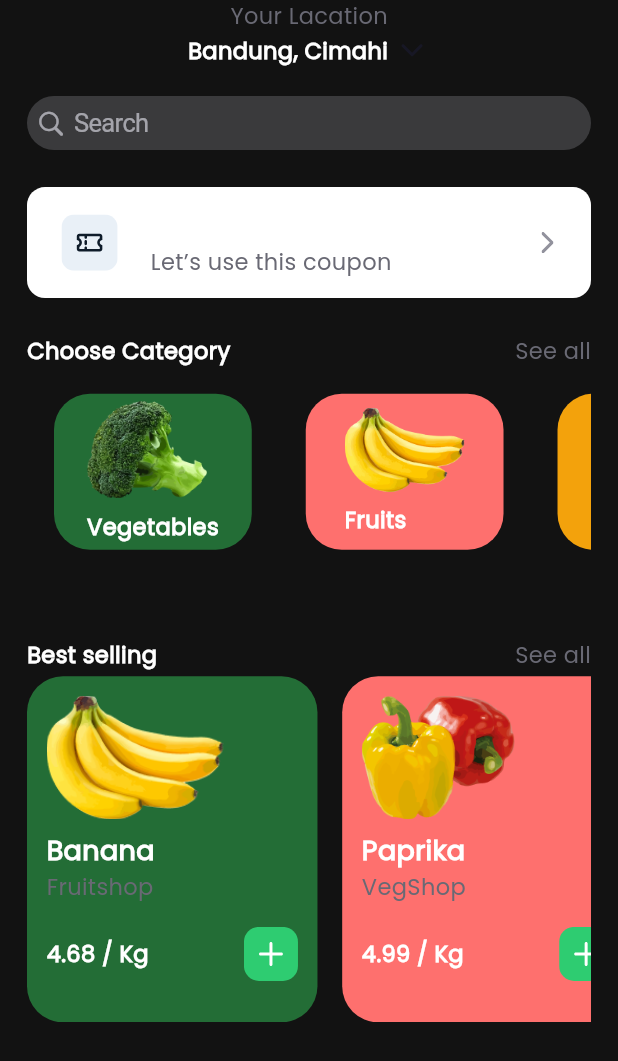
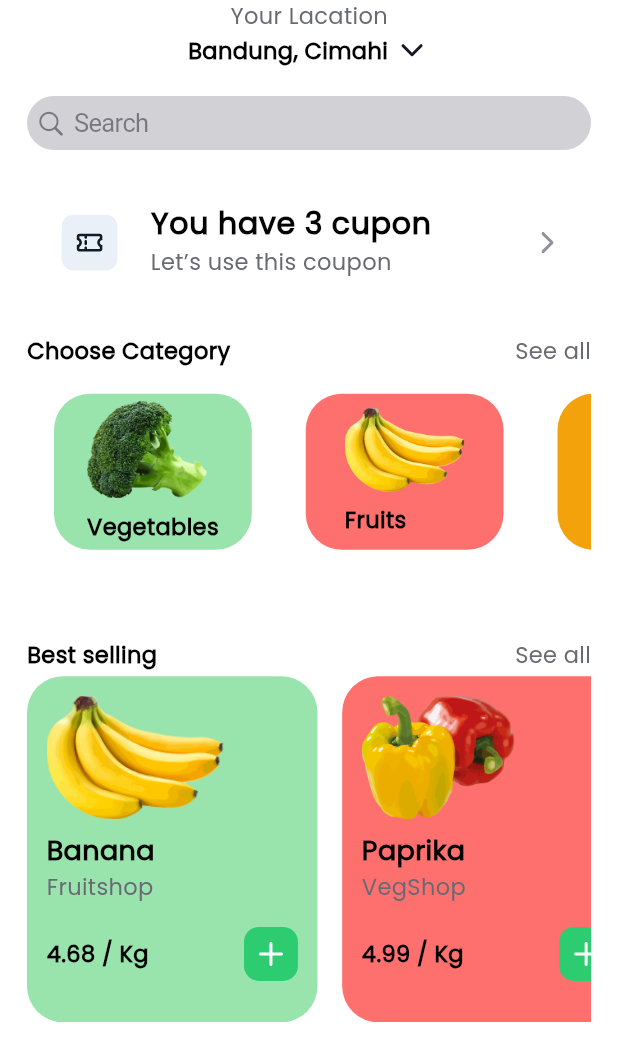
Before and after one commit to Brahm03/Organico, a Flutter app: the HomeView screen opened directly, on a phone screen of 412 x 824 dp. Shown: the top 1061 px of the screen. Run offline on Flutter 3.47's test engine with Material 2 defaults, Android fonts, the light colour scheme and no system bars; our stand-ins replace flutter_bloc, flutter_svg, image_picker, intl_phone_field, readmore.

Commit message:
bugs have been fixed

```diff
--- a/lib/main.dart
+++ b/lib/main.dart
@@ -3,6 +3,7 @@ import 'package:organic/core/components/navigatorService.dart/navigationservice.
 import 'package:organic/core/components/themes/all_themes.dart';
 import 'package:organic/routes/allroutes.dart';
 import 'package:organic/service/data_service.dart';
+import 'package:organic/views/home/cubit/home_cubit.dart';
 
 void main() {
   runApp(const MyApp());
@@ -18,7 +19,7 @@ class MyApp extends StatelessWidget {
           debugShowCheckedModeBanner: false,
           navigatorKey: NavigationService.instance.navigatorKey,
           title: 'Organico',
-          theme: Allthemes.instance.dark,
+          theme: HomeCubit.dark ? Allthemes.instance.dark : Allthemes.instance.light,
           initialRoute: '/splash',
           onGenerateRoute: AllRoutes.instance.ongenerateRoute,
     );
--- a/lib/views/auth/view/signin.dart
+++ b/lib/views/auth/view/signin.dart
@@ -2,6 +2,7 @@ import 'package:flutter/material.dart';
 import 'package:flutter_bloc/flutter_bloc.dart';
 import 'package:intl_phone_field/intl_phone_field.dart';
 import 'package:organic/core/components/keyboardservice/keyboardservice.dart';
+import 'package:organic/core/components/navigatorService.dart/navigationservice.dart';
 import 'package:organic/core/constants/PM/PMconst.dart';
 import 'package:organic/core/constants/fonts/fontStyle.dart';
 import 'package:organic/core/constants/icons/iconConst.dart';
@@ -82,7 +83,7 @@ class SingInView extends StatelessWidget {
                         ),
                       )),
                   SizedBox(height: context.h * 0.01),
-                  ButtonWidgets(text: 'Sign in', onPressed: () {}),
+                  ButtonWidgets(text: 'Sign in', onPressed: () => NavigationService.instance.pushNamedAndRemoveUntil('/main_view')),
                   SizedBox(height: context.h * 0.01),
                   Center(
                     child: Row(
--- a/lib/views/home/view/cupon_view.dart
+++ b/lib/views/home/view/cupon_view.dart
@@ -37,7 +37,7 @@ class CuponView extends StatelessWidget {
                   return Padding(
                     padding: EdgeInsets.only(bottom: context1.h * 0.02),
                     child: CouponListTileWidget(
-                        listTileColor: __ != 3 ? ColorConst.whitePink : ColorConst.white,
+                        listTileColor: __ != 3 ? ColorConst.whitePink : Colors.transparent,
                         leadingColor: ColorConst.whitePink,
                         title: data.cupons[__],
                         subtitle: data.cuponssub[__]),
--- a/lib/views/home/view/explore_view.dart
+++ b/lib/views/home/view/explore/explore_view.dart
@@ -23,7 +23,7 @@ class ExploreView extends StatelessWidget {
             AppBarWidget(
               trailing: IconButton(
                 icon: IconConst.filter,
-                onPressed: () {},
+                onPressed: () => context.read<HomeCubit>().changeMode(),
               ),
               onpressed: () {},
               text: 'Explore',
--- a/lib/views/home/view/home_view.dart
+++ b/lib/views/home/view/home_view.dart
@@ -55,7 +55,8 @@ class HomeView extends StatelessWidget {
                     CouponListTileWidget(
                         onTap: () => NavigationService.instance.pushNamed(routeName: '/cupon_view', args: context),
                         trailing: IconConst.rightarrow,
-                        leadingColor: ColorConst.whiteGreen,
+                        listTileColor: Colors.transparent,
+                        leadingColor: Colors.transparent,
                         title: 'You have 3 cupon',
                         subtitle: 'Let’s use this coupon'),
                     SizedBox(height: context.h * 0.03),
--- a/lib/views/home/view/main/main_view.dart
+++ b/lib/views/home/view/main/main_view.dart
@@ -2,8 +2,8 @@ import 'package:flutter/material.dart';
 import 'package:flutter_bloc/flutter_bloc.dart';
 import 'package:organic/views/home/cubit/home_cubit.dart';
 import 'package:organic/views/home/state/homeState.dart';
-import 'package:organic/views/home/view/cart_view.dart';
-import 'package:organic/views/home/view/explore_view.dart';
+import 'package:organic/views/home/view/cart/cart_view.dart';
+import 'package:organic/views/home/view/explore/explore_view.dart';
 import 'package:organic/views/home/view/home_view.dart';
 import 'package:organic/views/profile/profilemainview/profile_view.dart';
 import 'package:organic/widgets/navigationbar.dart';
```
Also changed, not shown: lib/views/home/cubit/home_cubit.dart (+13 -1 lines), lib/views/home/view/cart/cart_view.dart (renamed from lib/views/home/view/cart_view.dart).
